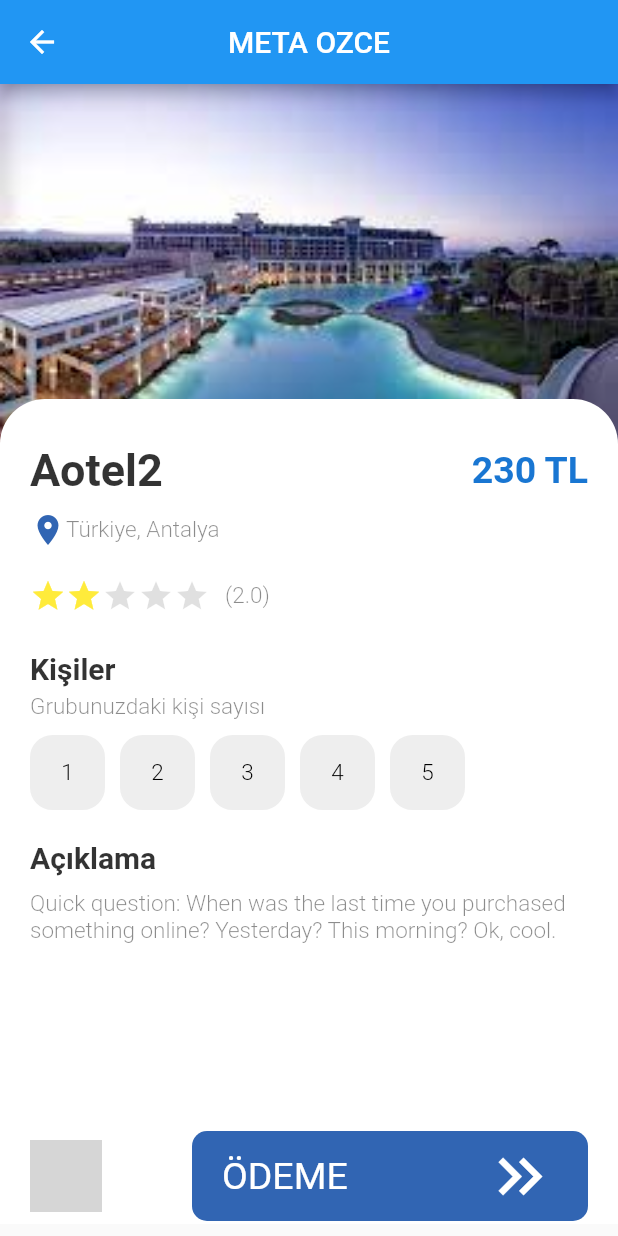
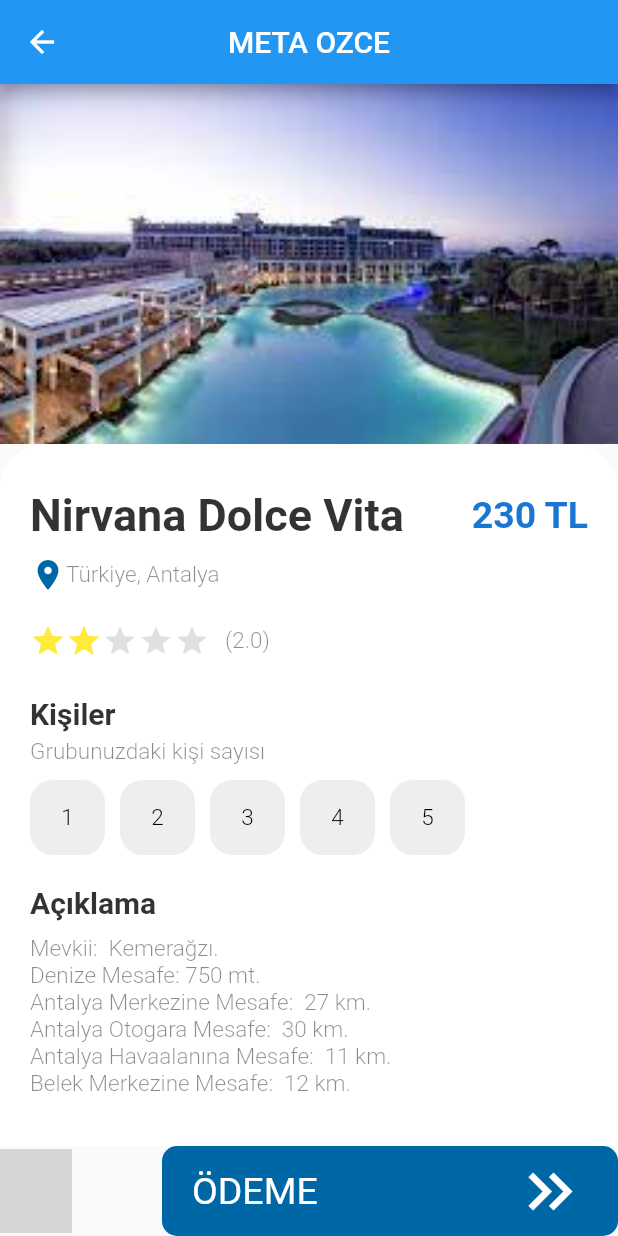
Before and after one commit to ozlemkucuksagir/MetaOzce0, a Flutter app: the screen it shows after launch, after a tap on an icon or button, on a phone screen of 412 x 824 dp. Run offline on Flutter 3.47's test engine with Material 2 defaults, Android fonts, the phone set to English and light mode, and no system bars; our stand-ins replace barcode_widget, cloud_firestore, curved_navigation_bar, firebase_core, flutter_spinkit, font_awesome_flutter; missing offline and left inert: favorite_button, flutter_qr_bar_scanner; accounts and stored records are empty; grey boxes are pictures that could not be loaded.

Commit message:
MetaOzce00

```diff
--- a/lib/Screens/Otel_Bakan/favoriler_page.dart
+++ b/lib/Screens/Otel_Bakan/favoriler_page.dart
@@ -23,10 +23,6 @@
     }
 
     return Scaffold(
-      appBar: AppBar(
-        title: Text('META OZCE'),
-        centerTitle: true,
-      ),
       body: SafeArea(
         child: Expanded(
             child: Column(
--- a/lib/Screens/Otel_Bakan/otel_detail_page.dart
+++ b/lib/Screens/Otel_Bakan/otel_detail_page.dart
@@ -31,23 +31,12 @@
         title: Text('META OZCE'),
         centerTitle: true,
       ),
-      body: SizedBox(
+      body: SafeArea(
+        child: SizedBox(
           width: double.maxFinite,
           height: double.maxFinite,
-        child: Stack(
+          child: ListView(
             children: [
-            Positioned(
-              left: 20,
-              top: 7,
-              child: Row(
-                children: [
-                  IconButton(
-                    onPressed: () {},
-                    icon: const Icon(Icons.menu),
-                  ),
-                ],
-              ),
-            ),
               Positioned(
                 left: 0,
                 right: 0,
@@ -180,15 +169,18 @@
                         height: 10,
                       ),
                       AppText(
-                      text:
-                          'Quick question: When was the last time you purchased something online? Yesterday? This morning? Ok, cool.',
+                        text: '${widget.otel_.aciklama}',
                         size: 15,
                       )
                     ],
                   ),
                 ),
               ),
-            Positioned(
+            ],
+          ),
+        ),
+      ),
+      bottomSheet: Positioned(
         bottom: 10,
         left: 20,
         right: 20,
@@ -236,9 +228,6 @@
             ),
           ],
         ),
-            )
-          ],
-        ),
       ),
     );
   }
--- a/lib/Screens/Profil/profil_page.dart
+++ b/lib/Screens/Profil/profil_page.dart
@@ -7,10 +7,6 @@
   @override
   Widget build(BuildContext context) {
     return Scaffold(
-      appBar: AppBar(
-        title: const Text("Profile"),
-        backgroundColor: Colors.grey.shade400,
-      ),
       body: Body(),
     );
   }
--- a/lib/constants.dart
+++ b/lib/constants.dart
@@ -1,6 +1,6 @@
 import 'package:flutter/material.dart';
 
-const kPrimaryColor = Color(0xFA2D62B1);
+const kPrimaryColor = Color(0xFF0067a6);
 const kPrimaryLightColor = Color(0xFFA6B9ED);
 
 const double defaultPadding = 16.0;
--- a/lib/models/otel_model.dart
+++ b/lib/models/otel_model.dart
@@ -6,6 +6,7 @@
   String? country;
   String? city;
   bool? flag;
+  String? aciklama;
 
   Otel({
     this.imageUrl,
@@ -15,5 +16,6 @@
     this.country,
     this.city,
     this.flag,
+    this.aciklama,
   });
 }
--- a/lib/models/sehir_model.dart
+++ b/lib/models/sehir_model.dart
@@ -25,15 +25,27 @@
     country: 'Türkiye',
     city: 'Antalya',
     flag: false,
+    aciklama: 'Mevkii:  Kemerağzı.\n'
+        'Denize Mesafe: 750 mt.\n'
+        'Antalya Merkezine Mesafe:  27 km.\n'
+        'Antalya Otogara Mesafe:  30 km.\n'
+        'Antalya Havaalanına Mesafe:  11 km.\n'
+        'Belek Merkezine Mesafe:  12 km.\n',
   ),
   Otel(
     imageUrl: 'assets/images/oteller/antalya2.png',
-    name: 'Aotel2',
+    name: 'Nirvana Dolce Vita',
     rating: 2,
     price: '230 TL',
     country: 'Türkiye',
     city: 'Antalya',
     flag: false,
+    aciklama: 'Mevkii:  Kemerağzı.\n'
+        'Denize Mesafe: 750 mt.\n'
+        'Antalya Merkezine Mesafe:  27 km.\n'
+        'Antalya Otogara Mesafe:  30 km.\n'
+        'Antalya Havaalanına Mesafe:  11 km.\n'
+        'Belek Merkezine Mesafe:  12 km.\n',
   ),
   Otel(
     imageUrl: 'assets/images/oteller/antalya3.png',
@@ -43,6 +55,12 @@
     country: 'Türkiye',
     city: 'Antalya',
     flag: false,
+    aciklama: 'Mevkii:  Kemerağzı.\n'
+        'Denize Mesafe: 750 mt.\n'
+        'Antalya Merkezine Mesafe:  27 km.\n'
+        'Antalya Otogara Mesafe:  30 km.\n'
+        'Antalya Havaalanına Mesafe:  11 km.\n'
+        'Belek Merkezine Mesafe:  12 km.\n',
   ),
 ];
 List<Otel> mugla = [
@@ -54,6 +72,12 @@
     country: 'Türkiye',
     city: 'Muğla',
     flag: false,
+    aciklama: 'Mevkii:  Kemerağzı.\n'
+        'Denize Mesafe: 750 mt.\n'
+        'Antalya Merkezine Mesafe:  27 km.\n'
+        'Antalya Otogara Mesafe:  30 km.\n'
+        'Antalya Havaalanına Mesafe:  11 km.\n'
+        'Belek Merkezine Mesafe:  12 km.\n',
   ),
   Otel(
     imageUrl: 'assets/images/oteller/mugla2.png',
@@ -63,6 +87,12 @@
     country: 'Türkiye',
     city: 'Muğla',
     flag: false,
+    aciklama: 'Mevkii:  Kemerağzı.\n'
+        'Denize Mesafe: 750 mt.\n'
+        'Antalya Merkezine Mesafe:  27 km.\n'
+        'Antalya Otogara Mesafe:  30 km.\n'
+        'Antalya Havaalanına Mesafe:  11 km.\n'
+        'Belek Merkezine Mesafe:  12 km.\n',
   ),
   Otel(
     imageUrl: 'assets/images/oteller/mugla3.png',
@@ -72,6 +102,12 @@
     country: 'Türkiye',
     city: 'Muğla',
     flag: false,
+    aciklama: 'Mevkii:  Kemerağzı.\n'
+        'Denize Mesafe: 750 mt.\n'
+        'Antalya Merkezine Mesafe:  27 km.\n'
+        'Antalya Otogara Mesafe:  30 km.\n'
+        'Antalya Havaalanına Mesafe:  11 km.\n'
+        'Belek Merkezine Mesafe:  12 km.\n',
   ),
 ];
 List<Otel> izmir = [
@@ -83,6 +119,12 @@
     country: 'Türkiye',
     city: 'İzmir',
     flag: false,
+    aciklama: 'Mevkii:  Kemerağzı.\n'
+        'Denize Mesafe: 750 mt.\n'
+        'Antalya Merkezine Mesafe:  27 km.\n'
+        'Antalya Otogara Mesafe:  30 km.\n'
+        'Antalya Havaalanına Mesafe:  11 km.\n'
+        'Belek Merkezine Mesafe:  12 km.\n',
   ),
   Otel(
     imageUrl: 'assets/images/oteller/izmir1.png',
@@ -92,6 +134,12 @@
     country: 'Türkiye',
     city: 'İzmir',
     flag: false,
+    aciklama: 'Mevkii:  Kemerağzı.\n'
+        'Denize Mesafe: 750 mt.\n'
+        'Antalya Merkezine Mesafe:  27 km.\n'
+        'Antalya Otogara Mesafe:  30 km.\n'
+        'Antalya Havaalanına Mesafe:  11 km.\n'
+        'Belek Merkezine Mesafe:  12 km.\n',
   ),
   Otel(
     imageUrl: 'assets/images/oteller/izmir1.png',
@@ -101,6 +149,12 @@
     country: 'Türkiye',
     city: 'İzmir',
     flag: false,
+    aciklama: 'Mevkii:  Kemerağzı.\n'
+        'Denize Mesafe: 750 mt.\n'
+        'Antalya Merkezine Mesafe:  27 km.\n'
+        'Antalya Otogara Mesafe:  30 km.\n'
+        'Antalya Havaalanına Mesafe:  11 km.\n'
+        'Belek Merkezine Mesafe:  12 km.\n',
   ),
 ];
 
@@ -114,7 +168,7 @@
   ),
   Sehir_olustur(
     //imageUrl: 'assets/images/antalya.jfif',
-    city: 'Mugla',
+    city: 'Muğla',
     country: 'Türkiye',
     //description: '',
     oteller: mugla,
--- a/lib/widgets/navigation_bakan1.dart
+++ b/lib/widgets/navigation_bakan1.dart
@@ -27,11 +27,12 @@
       appBar: AppBar(
         title: const Text('META OZCE'),
         centerTitle: true,
+        backgroundColor: Theme.of(context).primaryColor,
       ),
       body: screens[widget.index],
       bottomNavigationBar: CurvedNavigationBar(
           index: widget.index,
-          backgroundColor: Colors.indigo.shade100,
+          backgroundColor: Color(0XFFbac9e1),
           color: Theme.of(context).primaryColor,
           animationDuration: const Duration(milliseconds: 300),
           onTap: (index) => setState(() {
```
Also changed, not shown: lib/Screens/Profil/components/body.dart (+11 -9 lines), lib/Screens/Profil/components/profile_menu.dart (+16 -8 lines), lib/Screens/Profil/components/profile_pic.dart (+6 -5 lines). Lines whose indentation alone changed are shown as unchanged.
